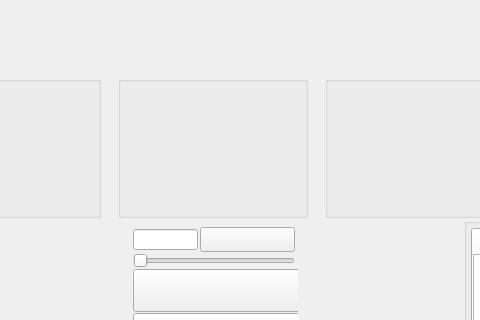
Before: the Qt Designer form src/gui/qt/gametable.ui in pokerth/pokerth, drawn with Qt 5; both pictures show x 298 to 778 and y 191 to 511 of the 1024 by 600 pixel window.
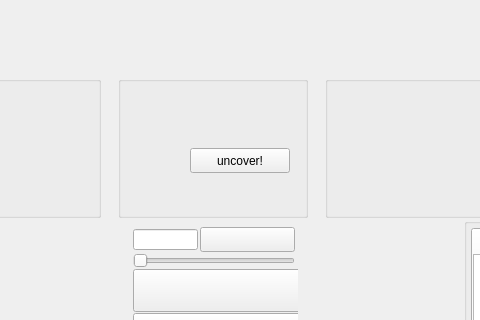
After: the same form once the commit is applied. Icons and pictures are not drawn. Custom widgets are drawn as their Qt base class.

Commit message: add a new show-cards-button, change styles handling in settings dialog

Diff of the .ui file:
```diff
--- a/src/gui/qt/gametable.ui
+++ b/src/gui/qt/gametable.ui
@@ -2450,6 +2450,19 @@
           <string/>
          </property>
         </widget>
+        <widget class="MyActionButton" name="pushButton_showMyCards">
+         <property name="geometry">
+          <rect>
+           <x>72</x>
+           <y>72</y>
+           <width>100</width>
+           <height>25</height>
+          </rect>
+         </property>
+         <property name="text">
+          <string>uncover!</string>
+         </property>
+        </widget>
        </widget>
       </item>
       <item>
```
The commit also changes 15 other files.
